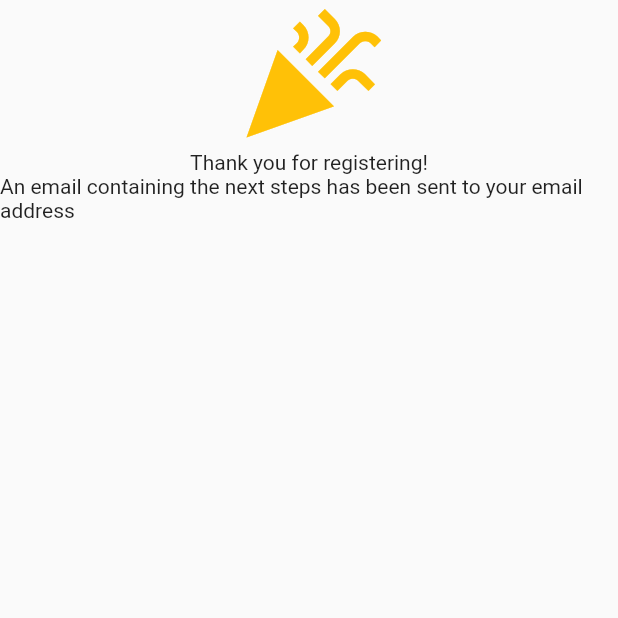
After one commit to Fiyiin/eventss, a Flutter app: the SuccessPage screen opened directly, on a phone screen of 412 x 824 dp, the top half of it. The commit adds this screen. Run offline on Flutter 3.47's test engine with Material 2 defaults, Android fonts, the phone set to English and light mode, and no system bars; our stand-ins replace cloud_functions, firebase_core, reactive_forms; accounts and stored records are empty.

Commit message:
register users

```diff
--- /dev/null
+++ b/frontend/lib/succes_page.dart
@@ -0,0 +1,27 @@
+import 'package:flutter/material.dart';
+
+class SuccessPage extends StatelessWidget {
+  const SuccessPage({Key? key}) : super(key: key);
+
+  @override
+  Widget build(BuildContext context) {
+    return Scaffold(
+      body: Center(
+        child: Container(
+          child: Column(
+            children: [
+              Icon(
+                Icons.celebration,
+                color: Colors.amber,
+                size: 100,
+              ),
+              Text('Thank you for registering!'),
+              Text(
+                  'An email containing the next steps has been sent to your email address'),
+            ],
+          ),
+        ),
+      ),
+    );
+  }
+}
--- a/frontend/pubspec.yaml
+++ b/frontend/pubspec.yaml
@@ -23,6 +23,8 @@ environment:
 dependencies:
   flutter:
     sdk: flutter
+  cloud_functions: ^3.0.4
+  firebase_core: ^1.7.0
   reactive_forms: ^10.6.2
 
   # The following adds the Cupertino Icons font to your application.
```
Also changed, not shown: frontend/lib/main.dart (+84 -12 lines), frontend/pubspec.lock.
